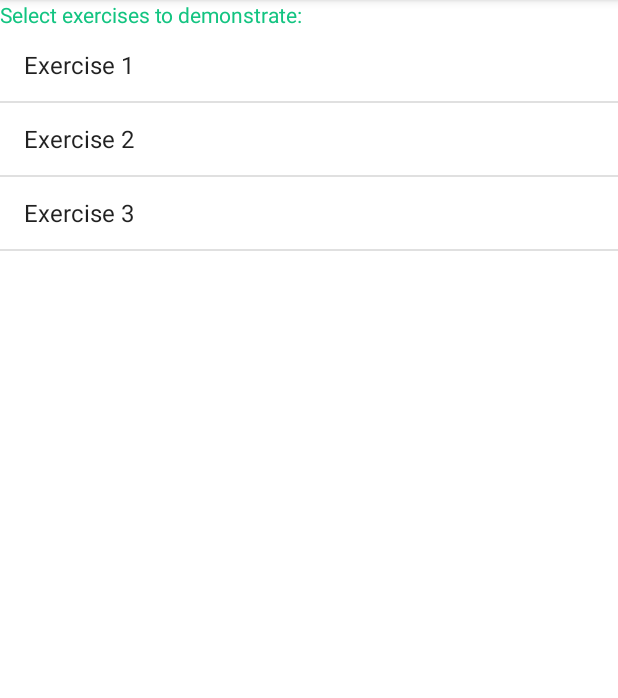
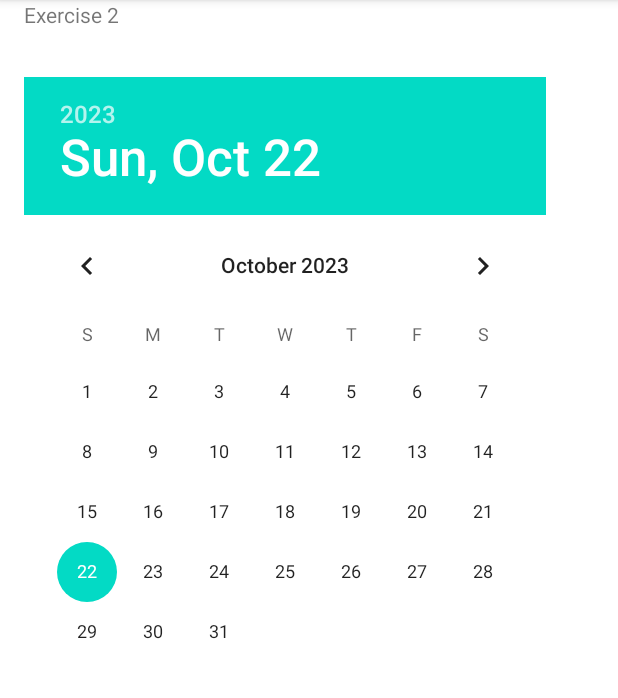
Before and after one commit to bastyle/android-app-4, an Android app: the screen it shows after launch (MainActivity before the commit, Exercise2Activity after it), after a tap on "Exercise 2", on a phone screen of 412 x 824 dp, the part 84-782 px from its top. Run offline under Robolectric (Android 15) with nearby library versions, the phone set to English and light mode, and no system bars.

Commit message:
added exercise 2

```diff
--- a/app/src/main/AndroidManifest.xml
+++ b/app/src/main/AndroidManifest.xml
@@ -21,6 +21,7 @@
             </intent-filter>
         </activity>
         <activity android:name=".Exercise1Activity"/>
+        <activity android:name=".Exercise2Activity"/>
     </application>
 
 </manifest>
--- /dev/null
+++ b/app/src/main/java/ca/centennial/comp304/lab3/bastian/bastias/DateTextView.kt
@@ -0,0 +1,61 @@
+package ca.centennial.comp304.lab3.bastian.bastias
+
+import android.content.Context
+import android.util.AttributeSet
+import androidx.appcompat.widget.AppCompatTextView
+import java.text.NumberFormat
+import java.text.SimpleDateFormat
+import java.util.*
+
+class DateTextView  @JvmOverloads constructor(
+    context: Context,
+    attrs: AttributeSet? = null,
+    defStyleAttr: Int = 0
+) :
+    AppCompatTextView(context, attrs, defStyleAttr) {
+
+    private var mDate = "0"
+
+    var date: String
+        get()= mDate
+        set(date){
+            mDate= date
+            val calendar = Calendar.getInstance()
+            calendar.timeInMillis = date.toLong()
+            text = dateFormatter.format(calendar.time)
+        }
+
+    companion object {
+        private val CURRENCY_FORMAT = NumberFormat.getCurrencyInstance()
+        private var dateFormatter: SimpleDateFormat = SimpleDateFormat("EEEE, MMMM dd, yyyy", Locale.getDefault())
+    }
+
+
+
+    init {
+        val a = context.obtainStyledAttributes(
+            attrs,
+            R.styleable.PriceTextView,  // The <declare-styleable> name
+            defStyleAttr,
+            0
+        ) // An optional R.style to use for default values
+        if (a.hasValue(R.styleable.PriceTextView_date)) {
+            date = a.getString(R.styleable.PriceTextView_date).toString() // default value
+        }
+        a.recycle() //recycles the TypedArray
+    }
+
+    fun setLongDate(year: Int, month: Int, day:Int) {
+        val calendar = Calendar.getInstance()
+        calendar.set(year, month, day)
+        val longDate = calendar.timeInMillis
+        val longDateFormatted = SimpleDateFormat("EEEE, MMMM dd, yyyy", Locale.getDefault()).format(Date(longDate))
+        text = "Selected Date: $longDateFormatted\nSelected Date (Long): $longDate"
+    }
+
+    fun setLongDate(date: Long) {
+        val calendar = Calendar.getInstance()
+        calendar.timeInMillis = date
+        text = dateFormatter.format(calendar.time)
+    }
+}
--- a/app/src/main/java/ca/centennial/comp304/lab3/bastian/bastias/Exercise1Activity.kt
+++ b/app/src/main/java/ca/centennial/comp304/lab3/bastian/bastias/Exercise1Activity.kt
@@ -1,5 +1,6 @@
 package ca.centennial.comp304.lab3.bastian.bastias
 
+import android.content.Intent
 import android.graphics.Bitmap
 import android.graphics.Canvas
 import android.graphics.Color
@@ -151,4 +152,9 @@ class Exercise1Activity:AppCompatActivity() {
         starty = endy
     }
 
+    override fun onBackPressed() {
+        val intent = Intent(this@Exercise1Activity, MainActivity::class.java)
+        startActivity(intent)
+        finish()
+    }
 }
--- /dev/null
+++ b/app/src/main/java/ca/centennial/comp304/lab3/bastian/bastias/Exercise2Activity.kt
@@ -0,0 +1,24 @@
+package ca.centennial.comp304.lab3.bastian.bastias
+
+import android.os.Bundle
+import android.widget.Toast
+import androidx.appcompat.app.AppCompatActivity
+import ca.centennial.comp304.lab3.bastian.bastias.databinding.ActivityExercise2Binding
+
+class Exercise2Activity: AppCompatActivity() {
+    private lateinit var binding: ActivityExercise2Binding
+
+    override fun onCreate(savedInstanceState: Bundle?) {
+        super.onCreate(savedInstanceState)
+        //setContentView(R.layout.activity_main)
+        binding = ActivityExercise2Binding.inflate(layoutInflater)
+        setContentView(binding.root)
+        //binding.dateTextView.setLongDate(1698009851000)
+        binding.datePicker.setOnDateChangedListener { view, year, monthOfYear, dayOfMonth ->
+            //Toast.makeText(this, "Clicked on $year", Toast.LENGTH_SHORT).show()
+            binding.dateTextView.setLongDate(year,monthOfYear,dayOfMonth)
+        }
+    }
+
+
+}
--- a/app/src/main/java/ca/centennial/comp304/lab3/bastian/bastias/MainActivity.kt
+++ b/app/src/main/java/ca/centennial/comp304/lab3/bastian/bastias/MainActivity.kt
@@ -1,7 +1,6 @@
 package ca.centennial.comp304.lab3.bastian.bastias
 
 import android.content.Intent
-import ca.centennial.comp304.lab3.bastian.bastias.R
 import androidx.appcompat.app.AppCompatActivity
 import android.os.Bundle
 import android.widget.ArrayAdapter
@@ -29,11 +28,11 @@ class MainActivity : AppCompatActivity() {
                     val intent = Intent(this, Exercise1Activity::class.java)
                     startActivity(intent)
                 }
-                /*"Exercise 2" -> {
-                    val intent = Intent(this, Exercise2Activity2::class.java)
+                "Exercise 2" -> {
+                    val intent = Intent(this, Exercise2Activity::class.java)
                     startActivity(intent)
                 }
-                "Exercise 3" -> {
+                /*"Exercise 3" -> {
                     val intent = Intent(this, Exercise3Activity::class.java)
                     startActivity(intent)
                 }
--- /dev/null
+++ b/app/src/main/res/layout/activity_exercise2.xml
@@ -0,0 +1,34 @@
+<?xml version="1.0" encoding="utf-8"?>
+<androidx.constraintlayout.widget.ConstraintLayout xmlns:android="http://schemas.android.com/apk/res/android"
+    xmlns:app="http://schemas.android.com/apk/res-auto"
+    android:layout_width="match_parent"
+    android:layout_height="match_parent">
+
+    <TextView
+        android:layout_width="match_parent"
+        android:layout_height="wrap_content"
+        android:id="@+id/text"
+        android:layout_margin="16dp"
+        app:layout_constraintBottom_toTopOf="@id/date_picker"
+        android:text="Exercise 2"/>
+
+    <DatePicker
+        android:id="@+id/date_picker"
+        android:layout_width="match_parent"
+        android:layout_height="wrap_content"
+        android:paddingTop="16dp"
+        android:layout_margin="16dp"
+        app:layout_constraintEnd_toEndOf="parent"
+        app:layout_constraintStart_toStartOf="parent"
+        app:layout_constraintBottom_toTopOf="@id/date_picker" />
+
+
+    <ca.centennial.comp304.lab3.bastian.bastias.DateTextView
+        android:id="@+id/dateTextView"
+        android:layout_width="match_parent"
+        android:layout_height="wrap_content"
+        android:layout_margin="16dp"
+        app:layout_constraintStart_toEndOf="@id/dateTextView"
+        app:layout_constraintTop_toBottomOf="@id/date_picker"/>
+
+</androidx.constraintlayout.widget.ConstraintLayout>
```
Also changed, not shown: app/src/main/res/values/attrs.xml (added, +8 -0 lines).
